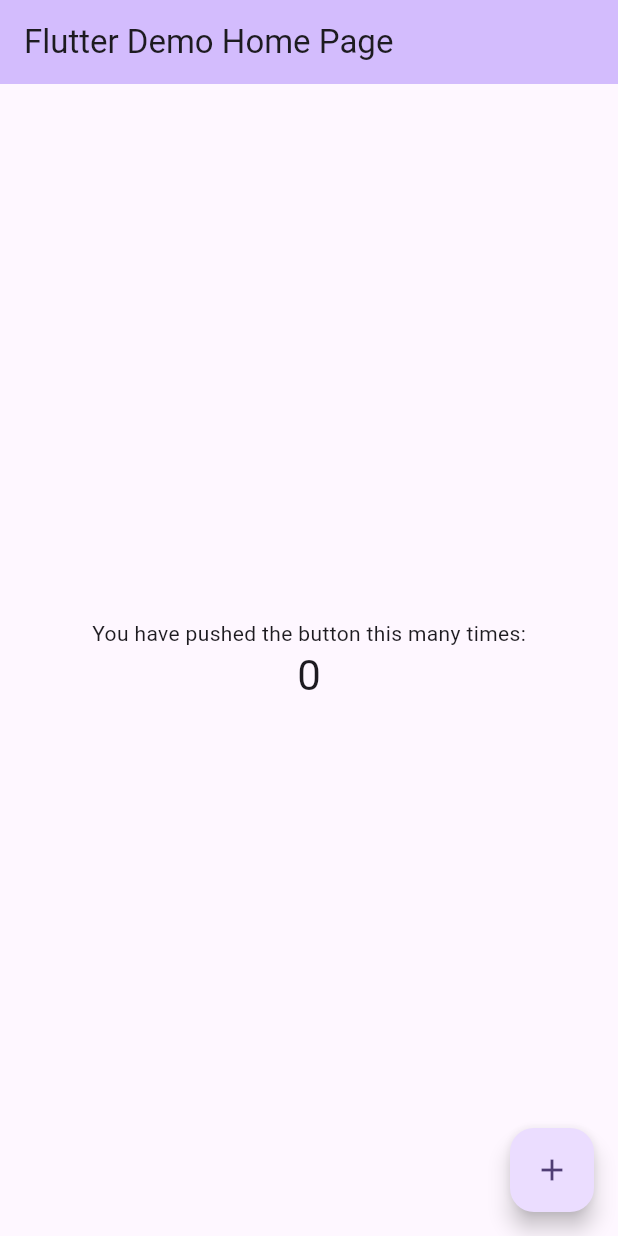
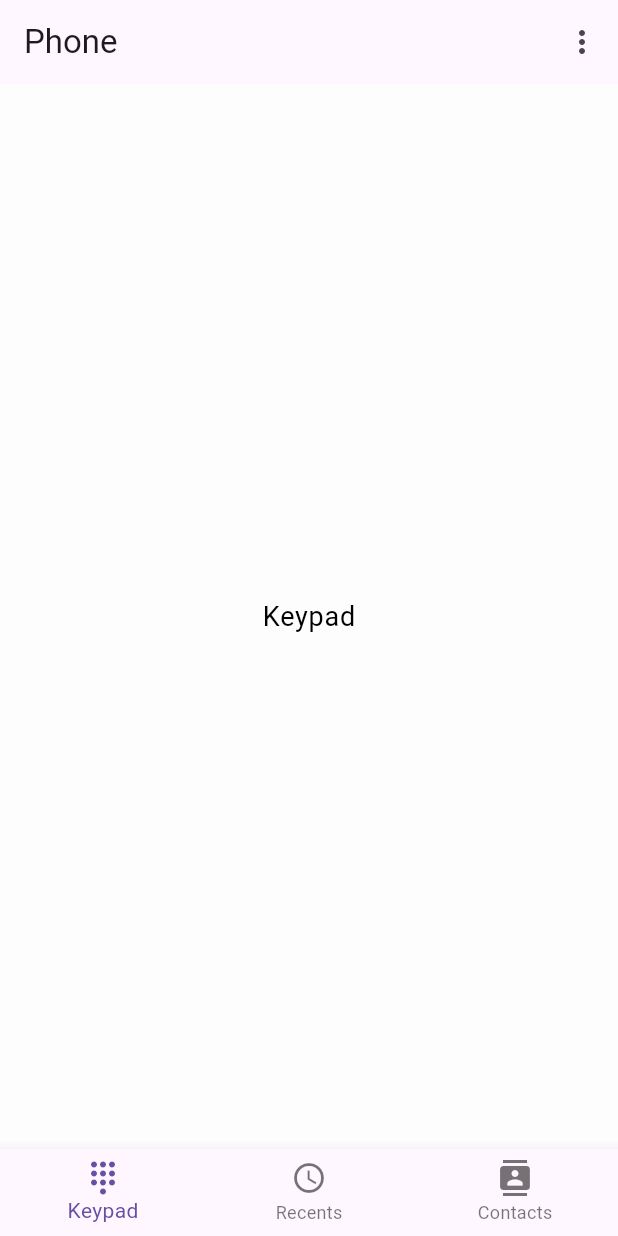
Before and after one commit to hadiazarnia/samsung_phone_app, a Flutter app: the screen it shows after launch, on a phone screen of 412 x 824 dp. Run offline on Flutter 3.47's test engine with Material 3 defaults, Android fonts, the light colour scheme and no system bars; generated files the repository leaves out were written again.

Commit message:
Setup the pages

```diff
--- /dev/null
+++ b/lib/core/theme/sizes.dart
@@ -0,0 +1,21 @@
+class AppSizes {
+  // Font sizes
+  static const double fontLarge = 18.0; // For titles, headings
+  static const double fontMedium = 16.0; // For body text
+  static const double fontSmall = 14.0; // For captions, secondary text
+
+  // Padding and margin
+  static const double paddingSmall = 8.0; // Small spacing
+  static const double paddingMedium = 16.0; // Standard spacing
+  static const double paddingLarge = 24.0; // Large spacing
+
+  // Border radius
+  static const double borderRadiusSmall = 8.0; // For buttons, cards
+  static const double borderRadiusMedium = 12.0; // For larger elements
+  static const double borderRadiusLarge = 16.0; // For dialogs, modals
+
+  // Icon sizes
+  static const double iconSizeSmall = 20.0;
+  static const double iconSizeMedium = 24.0; // Standard for navigation
+  static const double iconSizeLarge = 32.0;
+}
--- /dev/null
+++ b/lib/core/theme/theme.dart
@@ -0,0 +1,31 @@
+import 'package:flutter/material.dart';
+import 'package:samsung_phone_app/core/theme/colors.dart';
+import 'package:samsung_phone_app/core/theme/sizes.dart';
+
+final ThemeData appTheme = ThemeData(
+  primaryColor: AppColors.primary,
+  scaffoldBackgroundColor: AppColors.background,
+  textTheme: TextTheme(
+    bodyLarge: TextStyle(
+      fontSize: AppSizes.fontLarge,
+      color: AppColors.textPrimary,
+    ),
+    bodyMedium: TextStyle(
+      fontSize: AppSizes.fontMedium,
+      color: AppColors.textSecondary,
+    ),
+  ),
+  elevatedButtonTheme: ElevatedButtonThemeData(
+    style: ElevatedButton.styleFrom(
+      backgroundColor: AppColors.primary,
+      foregroundColor: Colors.white,
+      shape: RoundedRectangleBorder(
+        borderRadius: BorderRadius.circular(AppSizes.borderRadiusMedium),
+      ),
+      padding: EdgeInsets.symmetric(
+        horizontal: AppSizes.paddingMedium,
+        vertical: AppSizes.paddingSmall,
+      ),
+    ),
+  ),
+);
--- /dev/null
+++ b/lib/features/home/screens/home_screen.dart
@@ -0,0 +1,90 @@
+import 'package:flutter/material.dart';
+import 'package:samsung_phone_app/core/theme/sizes.dart';
+import 'package:samsung_phone_app/features/about/screens/about_screen.dart';
+import 'package:samsung_phone_app/features/home/screens/contacts_screen.dart';
+import 'package:samsung_phone_app/features/home/screens/keypad_screen.dart';
+import 'package:samsung_phone_app/features/home/screens/recents_screen.dart';
+import 'package:samsung_phone_app/features/settings/screens/settings_screen.dart';
+import 'package:flutter_gen/gen_l10n/app_localizations.dart';
+
+class HomeScreen extends StatefulWidget {
+  const HomeScreen({super.key});
+
+  @override
+  State<HomeScreen> createState() => _HomeScreenState();
+}
+
+class _HomeScreenState extends State<HomeScreen> {
+  int _selectedIndex = 0;
+
+  static const List<Widget> _screens = [
+    KeypadScreen(),
+    RecentsScreen(),
+    ContactsScreen(),
+  ];
+
+  void _onItemTapped(int index) {
+    setState(() {
+      _selectedIndex = index;
+    });
+  }
+
+  @override
+  Widget build(BuildContext context) {
+    return Scaffold(
+      appBar: AppBar(
+        title: Text(AppLocalizations.of(context)!.appTitle),
+        actions: [
+          PopupMenuButton<String>(
+            onSelected: (value) {
+              if (value == 'settings') {
+                Navigator.push(
+                  context,
+                  MaterialPageRoute(
+                    builder: (context) => const SettingsScreen(),
+                  ),
+                );
+              } else if (value == 'about') {
+                Navigator.push(
+                  context,
+                  MaterialPageRoute(builder: (context) => const AboutScreen()),
+                );
+              }
+            },
+            itemBuilder:
+                (BuildContext context) => [
+                  PopupMenuItem(
+                    value: 'settings',
+                    child: Text(AppLocalizations.of(context)!.settings),
+                  ),
+                  PopupMenuItem(
+                    value: 'about',
+                    child: Text(AppLocalizations.of(context)!.aboutApp),
+                  ),
+                ],
+            icon: const Icon(Icons.more_vert),
+          ),
+        ],
+      ),
+      body: _screens[_selectedIndex],
+      bottomNavigationBar: BottomNavigationBar(
+        items: [
+          BottomNavigationBarItem(
+            icon: Icon(Icons.dialpad, size: AppSizes.iconSizeMedium),
+            label: AppLocalizations.of(context)!.keypad,
+          ),
+          BottomNavigationBarItem(
+            icon: Icon(Icons.access_time, size: AppSizes.iconSizeMedium),
+            label: AppLocalizations.of(context)!.recents,
+          ),
+          BottomNavigationBarItem(
+            icon: Icon(Icons.contacts, size: AppSizes.iconSizeMedium),
+            label: AppLocalizations.of(context)!.contacts,
+          ),
+        ],
+        currentIndex: _selectedIndex,
+        onTap: _onItemTapped,
+      ),
+    );
+  }
+}
--- /dev/null
+++ b/lib/features/home/screens/keypad_screen.dart
@@ -0,0 +1,20 @@
+import 'package:flutter/material.dart';
+import 'package:samsung_phone_app/core/theme/sizes.dart';
+import 'package:flutter_gen/gen_l10n/app_localizations.dart';
+
+class KeypadScreen extends StatelessWidget {
+  const KeypadScreen({super.key});
+
+  @override
+  Widget build(BuildContext context) {
+    return Padding(
+      padding: const EdgeInsets.all(AppSizes.paddingMedium),
+      child: Center(
+        child: Text(
+          AppLocalizations.of(context)!.keypad,
+          style: Theme.of(context).textTheme.bodyLarge,
+        ),
+      ),
+    );
+  }
+}
--- /dev/null
+++ b/lib/l10n/app_en.arb
@@ -0,0 +1,9 @@
+{
+  "appTitle": "Phone",
+  "keypad": "Keypad",
+  "recents": "Recents",
+  "contacts": "Contacts",
+  "settings": "Settings",
+  "language": "Language",
+  "aboutApp": "About App"
+}
--- /dev/null
+++ b/lib/l10n/app_fa.arb
@@ -0,0 +1,9 @@
+{
+  "appTitle": "تلفن",
+  "keypad": "صفحه‌کلید",
+  "recents": "تماس‌های اخیر",
+  "contacts": "مخاطبین",
+  "settings": "تنظیمات",
+  "language": "زبان",
+  "aboutApp": "درباره برنامه"
+}
--- a/lib/main.dart
+++ b/lib/main.dart
@@ -1,4 +1,8 @@
 import 'package:flutter/material.dart';
+import 'package:flutter_localizations/flutter_localizations.dart';
+import 'package:flutter_gen/gen_l10n/app_localizations.dart';
+import 'package:samsung_phone_app/core/theme/theme.dart';
+import 'package:samsung_phone_app/features/home/screens/home_screen.dart';
 
 void main() {
   runApp(const MyApp());
@@ -7,116 +11,23 @@ void main() {
 class MyApp extends StatelessWidget {
   const MyApp({super.key});
 
-  // This widget is the root of your application.
   @override
   Widget build(BuildContext context) {
     return MaterialApp(
-      title: 'Flutter Demo',
-      theme: ThemeData(
-        // This is the theme of your application.
-        //
-        // TRY THIS: Try running your application with "flutter run". You'll see
-        // the application has a purple toolbar. Then, without quitting the app,
-        // try changing the seedColor in the colorScheme below to Colors.green
-        // and then invoke "hot reload" (save your changes or press the "hot
-        // reload" button in a Flutter-supported IDE, or press "r" if you used
-        // the command line to start the app).
-        //
-        // Notice that the counter didn't reset back to zero; the application
-        // state is not lost during the reload. To reset the state, use hot
-        // restart instead.
-        //
-        // This works for code too, not just values: Most code changes can be
-        // tested with just a hot reload.
-        colorScheme: ColorScheme.fromSeed(seedColor: Colors.deepPurple),
-      ),
-      home: const MyHomePage(title: 'Flutter Demo Home Page'),
+      title: 'Phone',
+      theme: appTheme,
+      locale: const Locale('en'),
+      localizationsDelegates: const [
+        AppLocalizations.delegate,
+        GlobalMaterialLocalizations.delegate,
+        GlobalWidgetsLocalizations.delegate,
+        GlobalCupertinoLocalizations.delegate,
+      ],
+      supportedLocales: const [
+        Locale('en'), // English
+        Locale('fa'), // Persian
+      ],
+      home: const HomeScreen(),
     );
   }
 }
-
-class MyHomePage extends StatefulWidget {
-  const MyHomePage({super.key, required this.title});
-
-  // This widget is the home page of your application. It is stateful, meaning
-  // that it has a State object (defined below) that contains fields that affect
-  // how it looks.
-
-  // This class is the configuration for the state. It holds the values (in this
-  // case the title) provided by the parent (in this case the App widget) and
-  // used by the build method of the State. Fields in a Widget subclass are
-  // always marked "final".
-
-  final String title;
-
-  @override
-  State<MyHomePage> createState() => _MyHomePageState();
-}
-
-class _MyHomePageState extends State<MyHomePage> {
-  int _counter = 0;
-
-  void _incrementCounter() {
-    setState(() {
-      // This call to setState tells the Flutter framework that something has
-      // changed in this State, which causes it to rerun the build method below
-      // so that the display can reflect the updated values. If we changed
-      // _counter without calling setState(), then the build method would not be
-      // called again, and so nothing would appear to happen.
-      _counter++;
-    });
-  }
-
-  @override
-  Widget build(BuildContext context) {
-    // This method is rerun every time setState is called, for instance as done
-    // by the _incrementCounter method above.
-    //
-    // The Flutter framework has been optimized to make rerunning build methods
-    // fast, so that you can just rebuild anything that needs updating rather
-    // than having to individually change instances of widgets.
-    return Scaffold(
-      appBar: AppBar(
-        // TRY THIS: Try changing the color here to a specific color (to
-        // Colors.amber, perhaps?) and trigger a hot reload to see the AppBar
-        // change color while the other colors stay the same.
-        backgroundColor: Theme.of(context).colorScheme.inversePrimary,
-        // Here we take the value from the MyHomePage object that was created by
-        // the App.build method, and use it to set our appbar title.
-        title: Text(widget.title),
-      ),
-      body: Center(
-        // Center is a layout widget. It takes a single child and positions it
-        // in the middle of the parent.
-        child: Column(
-          // Column is also a layout widget. It takes a list of children and
-          // arranges them vertically. By default, it sizes itself to fit its
-          // children horizontally, and tries to be as tall as its parent.
-          //
-          // Column has various properties to control how it sizes itself and
-          // how it positions its children. Here we use mainAxisAlignment to
-          // center the children vertically; the main axis here is the vertical
-          // axis because Columns are vertical (the cross axis would be
-          // horizontal).
-          //
-          // TRY THIS: Invoke "debug painting" (choose the "Toggle Debug Paint"
-          // action in the IDE, or press "p" in the console), to see the
-          // wireframe for each widget.
-          mainAxisAlignment: MainAxisAlignment.center,
-          children: <Widget>[
-            const Text('You have pushed the button this many times:'),
-            Text(
-              '$_counter',
-              style: Theme.of(context).textTheme.headlineMedium,
-            ),
-          ],
-        ),
-      ),
-      floatingActionButton: FloatingActionButton(
-        onPressed: _incrementCounter,
-        tooltip: 'Increment',
-        child: const Icon(Icons.add),
-      ), // This trailing comma makes auto-formatting nicer for build methods.
-    );
-  }
-}
```
Also changed, not shown: lib/core/theme/colors.dart (added, +10 -0 lines), lib/features/about/screens/about_screen.dart (added, +23 -0 lines), lib/features/home/screens/contacts_screen.dart (added, +20 -0 lines), lib/features/home/screens/recents_screen.dart (added, +20 -0 lines), lib/features/settings/screens/language_selection_screen.dart (added, +33 -0 lines), lib/features/settings/screens/settings_screen.dart (added, +33 -0 lines), pubspec.yaml (+7 -5 lines), pubspec.lock, 8 other files.
